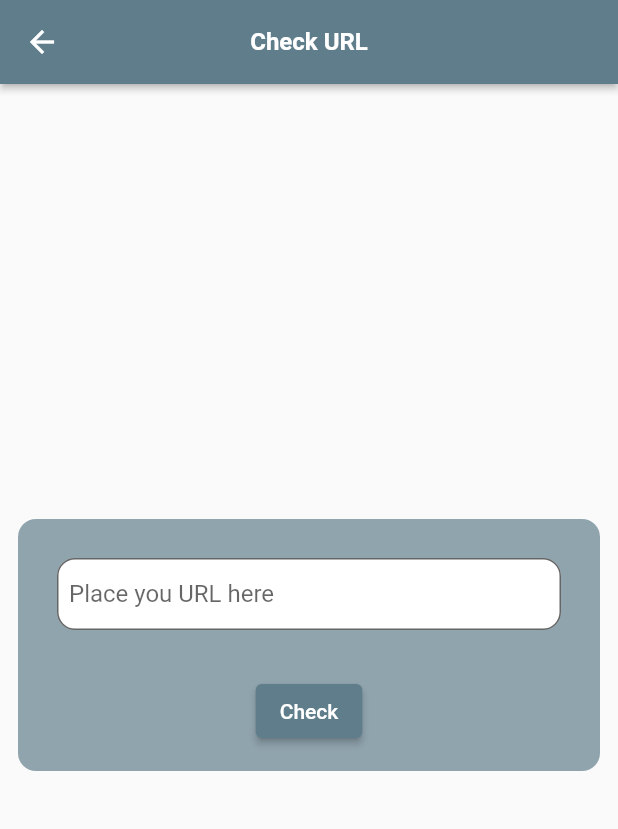
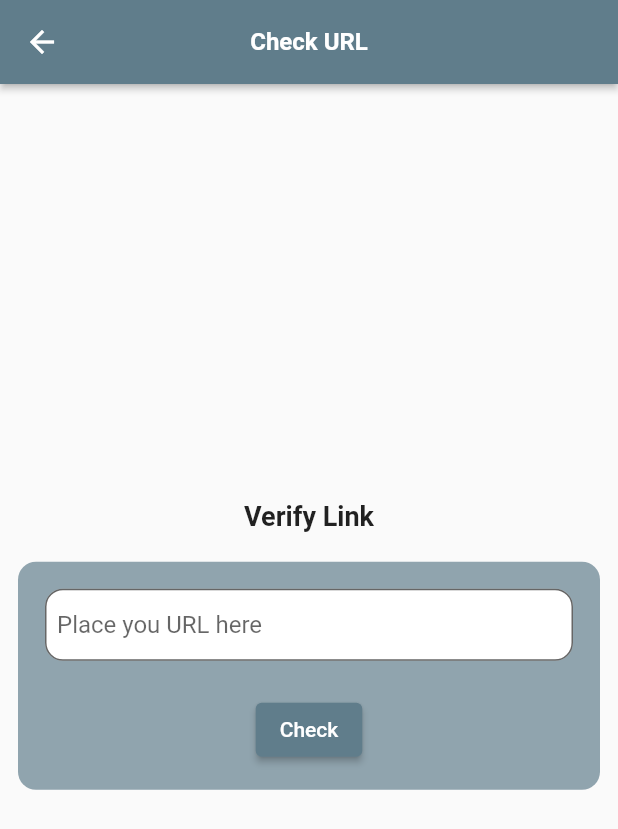
Before and after one commit to Naveenchand06/Secure-Message-Analyzer, a Flutter app: the CheckUrlScreen screen opened directly, on a phone screen of 412 x 824 dp. Shown: the top 829 px of the screen. Run offline on Flutter 3.47's test engine with Material 2 defaults, Android fonts, the light colour scheme and no system bars; our stand-ins replace dio, flutter_dotenv, flutter_riverpod, permission_handler; missing offline and left inert: fast_contacts, flutter_sms_inbox.

Commit message:
Check URL & ReadMe

```diff
--- a/lib/network/link_verifier.dart
+++ b/lib/network/link_verifier.dart
@@ -28,8 +28,10 @@ class LinkVerifier {
     };
 
     try {
+      debugPrint('URL ==> \n $requestUrl');
+      debugPrint('URL REQUEST BODY ==> \n $reqBody');
       final response = await dio.post(requestUrl, data: jsonEncode(reqBody));
-      debugPrint('URL ==> \n $requestUrl');
+
       debugPrint('URL Response is  ==> \n ${response.data}');
       if (response.data['matches'] == null) {
         return UrlType.safe;
--- a/lib/screens/check_url_screen.dart
+++ b/lib/screens/check_url_screen.dart
@@ -35,6 +35,15 @@ class _CheckUrlScreenState extends State<CheckUrlScreen> {
             padding: const EdgeInsets.all(12.0),
             child: Column(
               children: [
+                const Text(
+                  'Verify Link',
+                  textAlign: TextAlign.center,
+                  style: TextStyle(
+                    fontWeight: FontWeight.w700,
+                    fontSize: 18.0,
+                  ),
+                ),
+                const SizedBox(height: 20.0),
                 Form(
                   key: key,
                   child: Container(
@@ -46,8 +55,9 @@ class _CheckUrlScreenState extends State<CheckUrlScreen> {
                     child: Column(
                       children: [
                         Padding(
-                          padding: const EdgeInsets.all(10.0),
+                          padding: const EdgeInsets.all(2.0),
                           child: TextFormField(
+                            controller: controller,
                             validator: (value) {
                               if (!(value.toString().containsUrl())) {
                                 return 'Enter a valid URL';
--- a/lib/screens/messages_screen.dart
+++ b/lib/screens/messages_screen.dart
@@ -24,7 +24,6 @@ class _MessagesScreenState extends ConsumerState<MessagesScreen> {
         itemCount: messages.length,
         itemBuilder: (context, index) {
           SmsMessage msg = messages[index];
-          debugPrint('The msg is ==> ${msg.date}');
           return Column(
             children: [
               ListTile(
--- a/lib/screens/messages_with_links_screen.dart
+++ b/lib/screens/messages_with_links_screen.dart
@@ -44,7 +44,6 @@ class _MessagesWithLinksScreenState
               itemCount: _linkMsgs.length,
               itemBuilder: (context, index) {
                 SmsMessage msg = _linkMsgs[index];
-                debugPrint('The msg is ==> ${msg.date}');
                 return Column(
                   children: [
                     ListTile(
--- a/lib/screens/safe_messages_screen.dart
+++ b/lib/screens/safe_messages_screen.dart
@@ -53,7 +53,6 @@ class _SafeMessagesScreenState extends ConsumerState<SafeMessagesScreen> {
               itemCount: _safeMsgs.length,
               itemBuilder: (context, index) {
                 SmsMessage msg = _safeMsgs[index];
-                debugPrint('The msg is ==> ${msg.date}');
                 return Column(
                   children: [
                     ListTile(
```
Also changed, not shown: lib/app.dart (+39 -15 lines), lib/components/no_permission_screen.dart (added, +24 -0 lines), 2 other files.
